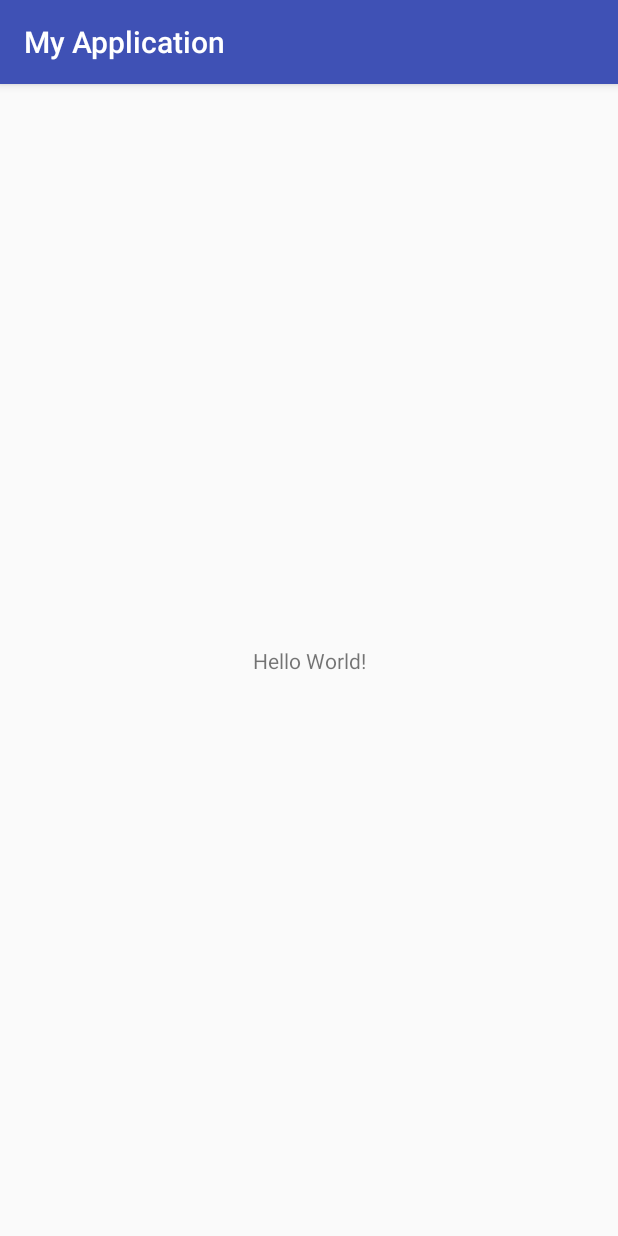
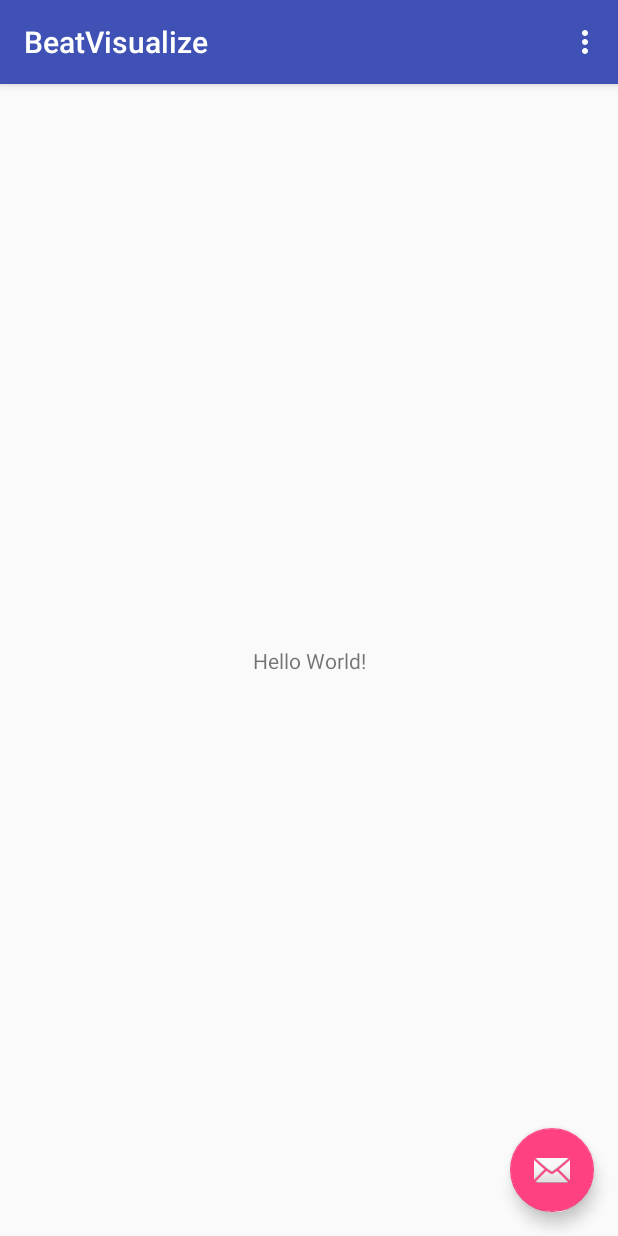
Before and after one commit to bayafilm/BeatVisualize, an Android app: the screen it shows after launch (MainActivity), on a phone screen of 412 x 824 dp. Run offline under Robolectric (Android 15) with nearby library versions, the phone set to English and light mode, and no system bars.

Commit message:
ベース修正

```diff
--- a/app/build.gradle
+++ b/app/build.gradle
@@ -4,7 +4,7 @@ android {
     compileSdkVersion 26
     buildToolsVersion "26.0.1"
     defaultConfig {
-        applicationId "com.example.ababa.myapplication"
+        applicationId "com.example.ababa.beatvisualize"
         minSdkVersion 15
         targetSdkVersion 26
         versionCode 1
@@ -26,5 +26,6 @@ dependencies {
     })
     compile 'com.android.support:appcompat-v7:26.+'
     compile 'com.android.support.constraint:constraint-layout:1.0.2'
+    compile 'com.android.support:design:26.+'
     testCompile 'junit:junit:4.12'
 }
--- /dev/null
+++ b/app/src/main/java/com/example/ababa/beatvisualize/MainActivity.java
@@ -0,0 +1,52 @@
+package com.example.ababa.beatvisualize;
+
+import android.os.Bundle;
+import android.support.design.widget.FloatingActionButton;
+import android.support.design.widget.Snackbar;
+import android.support.v7.app.AppCompatActivity;
+import android.support.v7.widget.Toolbar;
+import android.view.View;
+import android.view.Menu;
+import android.view.MenuItem;
+
+public class MainActivity extends AppCompatActivity {
+
+    @Override
+    protected void onCreate(Bundle savedInstanceState) {
+        super.onCreate(savedInstanceState);
+        setContentView(R.layout.activity_main);
+        Toolbar toolbar = (Toolbar) findViewById(R.id.toolbar);
+        setSupportActionBar(toolbar);
+
+        FloatingActionButton fab = (FloatingActionButton) findViewById(R.id.fab);
+        fab.setOnClickListener(new View.OnClickListener() {
+            @Override
+            public void onClick(View view) {
+                Snackbar.make(view, "Replace with your own action", Snackbar.LENGTH_LONG)
+                        .setAction("Action", null).show();
+            }
+        });
+    }
+
+    @Override
+    public boolean onCreateOptionsMenu(Menu menu) {
+        // Inflate the menu; this adds items to the action bar if it is present.
+        getMenuInflater().inflate(R.menu.menu_main, menu);
+        return true;
+    }
+
+    @Override
+    public boolean onOptionsItemSelected(MenuItem item) {
+        // Handle action bar item clicks here. The action bar will
+        // automatically handle clicks on the Home/Up button, so long
+        // as you specify a parent activity in AndroidManifest.xml.
+        int id = item.getItemId();
+
+        //noinspection SimplifiableIfStatement
+        if (id == R.id.action_settings) {
+            return true;
+        }
+
+        return super.onOptionsItemSelected(item);
+    }
+}
--- a/app/src/main/res/layout/activity_main.xml
+++ b/app/src/main/res/layout/activity_main.xml
@@ -1,18 +1,33 @@
 <?xml version="1.0" encoding="utf-8"?>
-<android.support.constraint.ConstraintLayout xmlns:android="http://schemas.android.com/apk/res/android"
+<android.support.design.widget.CoordinatorLayout xmlns:android="http://schemas.android.com/apk/res/android"
     xmlns:app="http://schemas.android.com/apk/res-auto"
     xmlns:tools="http://schemas.android.com/tools"
     android:layout_width="match_parent"
     android:layout_height="match_parent"
-    tools:context="com.example.ababa.myapplication.MainActivity">
+    tools:context="com.example.ababa.beatvisualize.MainActivity">
 
-    <TextView
+    <android.support.design.widget.AppBarLayout
+        android:layout_width="match_parent"
+        android:layout_height="wrap_content"
+        android:theme="@style/AppTheme.AppBarOverlay">
+
+        <android.support.v7.widget.Toolbar
+            android:id="@+id/toolbar"
+            android:layout_width="match_parent"
+            android:layout_height="?attr/actionBarSize"
+            android:background="?attr/colorPrimary"
+            app:popupTheme="@style/AppTheme.PopupOverlay" />
+
+    </android.support.design.widget.AppBarLayout>
+
+    <include layout="@layout/content_main" />
+
+    <android.support.design.widget.FloatingActionButton
+        android:id="@+id/fab"
         android:layout_width="wrap_content"
         android:layout_height="wrap_content"
-        android:text="Hello World!"
-        app:layout_constraintBottom_toBottomOf="parent"
-        app:layout_constraintLeft_toLeftOf="parent"
-        app:layout_constraintRight_toRightOf="parent"
-        app:layout_constraintTop_toTopOf="parent" />
+        android:layout_gravity="bottom|end"
+        android:layout_margin="@dimen/fab_margin"
+        app:srcCompat="@android:drawable/ic_dialog_email" />
 
-</android.support.constraint.ConstraintLayout>
+</android.support.design.widget.CoordinatorLayout>
--- /dev/null
+++ b/app/src/main/res/layout/content_main.xml
@@ -0,0 +1,20 @@
+<?xml version="1.0" encoding="utf-8"?>
+<android.support.constraint.ConstraintLayout xmlns:android="http://schemas.android.com/apk/res/android"
+    xmlns:app="http://schemas.android.com/apk/res-auto"
+    xmlns:tools="http://schemas.android.com/tools"
+    android:layout_width="match_parent"
+    android:layout_height="match_parent"
+    app:layout_behavior="@string/appbar_scrolling_view_behavior"
+    tools:context="com.example.ababa.beatvisualize.MainActivity"
+    tools:showIn="@layout/activity_main">
+
+    <TextView
+        android:layout_width="wrap_content"
+        android:layout_height="wrap_content"
+        android:text="Hello World!"
+        app:layout_constraintBottom_toBottomOf="parent"
+        app:layout_constraintLeft_toLeftOf="parent"
+        app:layout_constraintRight_toRightOf="parent"
+        app:layout_constraintTop_toTopOf="parent" />
+
+</android.support.constraint.ConstraintLayout>
--- /dev/null
+++ b/app/src/main/res/menu/menu_main.xml
@@ -0,0 +1,10 @@
+<menu xmlns:android="http://schemas.android.com/apk/res/android"
+    xmlns:app="http://schemas.android.com/apk/res-auto"
+    xmlns:tools="http://schemas.android.com/tools"
+    tools:context="com.example.ababa.beatvisualize.MainActivity">
+    <item
+        android:id="@+id/action_settings"
+        android:orderInCategory="100"
+        android:title="@string/action_settings"
+        app:showAsAction="never" />
+</menu>
--- /dev/null
+++ b/app/src/main/res/values/dimens.xml
@@ -0,0 +1,3 @@
+<resources>
+    <dimen name="fab_margin">16dp</dimen>
+</resources>
--- a/app/src/main/res/values/strings.xml
+++ b/app/src/main/res/values/strings.xml
@@ -1,3 +1,4 @@
 <resources>
-    <string name="app_name">My Application</string>
+    <string name="app_name">BeatVisualize</string>
+    <string name="action_settings">Settings</string>
 </resources>
--- a/app/src/main/res/values/styles.xml
+++ b/app/src/main/res/values/styles.xml
@@ -8,4 +8,13 @@
         <item name="colorAccent">@color/colorAccent</item>
     </style>
 
+    <style name="AppTheme.NoActionBar">
+        <item name="windowActionBar">false</item>
+        <item name="windowNoTitle">true</item>
+    </style>
+
+    <style name="AppTheme.AppBarOverlay" parent="ThemeOverlay.AppCompat.Dark.ActionBar" />
+
+    <style name="AppTheme.PopupOverlay" parent="ThemeOverlay.AppCompat.Light" />
+
 </resources>
```
Also changed, not shown: app/src/main/AndroidManifest.xml (+5 -2 lines), app/src/main/java/com/example/ababa/myapplication/MainActivity.java (deleted, +0 -13 lines), gradle/wrapper/gradle-wrapper.properties, 5 other files.
